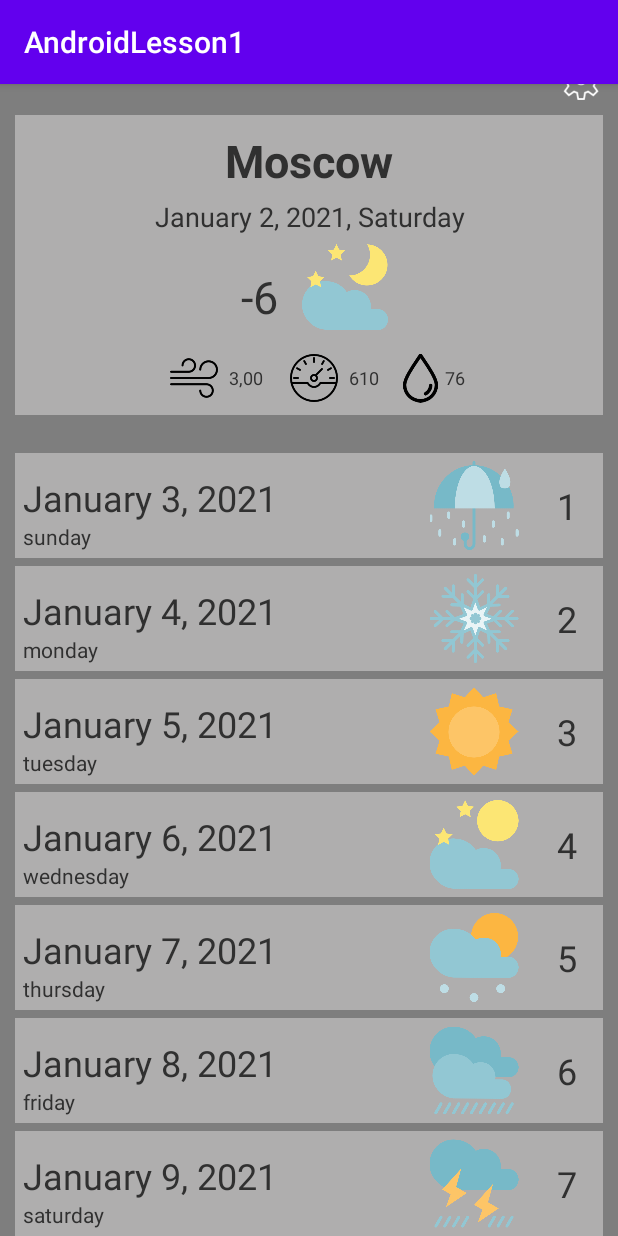
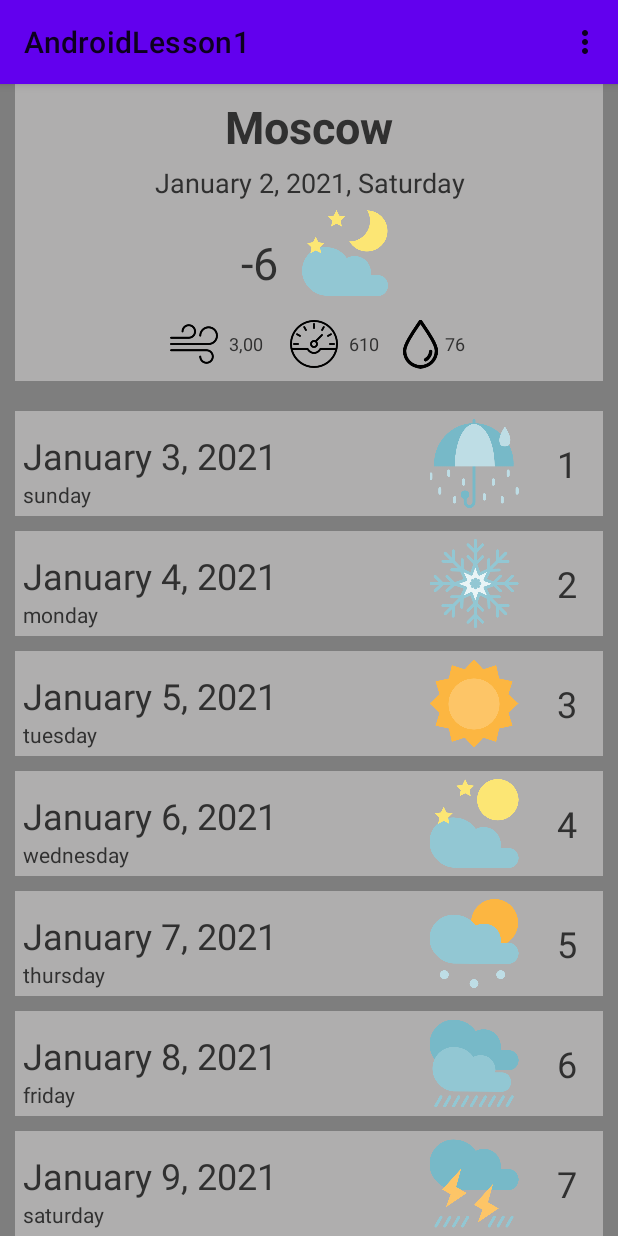
Before and after one commit to NS-762/AndroidLesson1, an Android app: the screen it shows after launch (MainActivity), on a phone screen of 412 x 824 dp. Run offline under Robolectric (Android 15) with nearby library versions, the phone set to English and light mode, and no system bars.

Commit message:
MaterialDesign

```diff
--- a/app/build.gradle
+++ b/app/build.gradle
@@ -40,6 +40,7 @@ dependencies {
     implementation "androidx.recyclerview:recyclerview-selection:1.1.0"
     implementation 'com.google.android.material:material:1.2.1'
 
+
     testImplementation 'junit:junit:4.+'
     androidTestImplementation 'androidx.test.ext:junit:1.1.1'
     androidTestImplementation 'androidx.test.espresso:espresso-core:3.1.0'
--- a/app/src/main/java/com/example/androidlesson1/MainActivity.java
+++ b/app/src/main/java/com/example/androidlesson1/MainActivity.java
@@ -3,10 +3,14 @@ package com.example.androidlesson1;
 import android.content.Intent;
 import android.os.Bundle;
 
+import androidx.annotation.NonNull;
 import androidx.annotation.Nullable;
 import androidx.fragment.app.FragmentTransaction;
 import androidx.appcompat.app.AppCompatActivity;
 
+import android.view.Menu;
+import android.view.MenuInflater;
+import android.view.MenuItem;
 import android.view.View;
 
 import com.example.androidlesson1.WorkingWithFragments.FragmentBottom;
@@ -62,7 +66,27 @@ public class MainActivity extends AppCompatActivity implements Constants, Publis
         return;
     }
 
-  /*
+    @Override
+    public boolean onCreateOptionsMenu(Menu menu) {
+
+        MenuInflater inflater = getMenuInflater();
+        inflater.inflate(R.menu.main_menu, menu);
+        return true;
+    }
+
+    @Override
+    public boolean onOptionsItemSelected(@NonNull MenuItem item) { //обработка нажатий на пункты меню
+
+        int id = item.getItemId();
+        if (id == R.id.menu_settings) {
+            Intent intent = new Intent(getApplicationContext(), SettingsActivity.class); //создание интента для окна настроек
+            startActivityForResult(intent, REQUEST_SETTINGS_ACTIVITY); //отправить интент и указать константу окна-отрпавителя
+        }
+
+        return super.onOptionsItemSelected(item);
+    }
+
+    /*
     @Override
     protected void onRestoreInstanceState(@NonNull Bundle savedInstanceState) { //загрузка состояния окна
         super.onRestoreInstanceState(savedInstanceState);
--- a/app/src/main/java/com/example/androidlesson1/WorkingWithRecyclerView/SocnetAdapter.java
+++ b/app/src/main/java/com/example/androidlesson1/WorkingWithRecyclerView/SocnetAdapter.java
@@ -12,6 +12,7 @@ import androidx.recyclerview.widget.RecyclerView;
 
 import com.example.androidlesson1.R;
 import com.example.androidlesson1.WorkingWithFragments.ItemClickListener;
+import com.google.android.material.snackbar.Snackbar;
 
 public class SocnetAdapter extends RecyclerView.Adapter<SocnetAdapter.ViewHolder> {
 
@@ -66,6 +67,8 @@ public class SocnetAdapter extends RecyclerView.Adapter<SocnetAdapter.ViewHolder
                             dayOfWeek.getText().toString(),
                             temperature.getText().toString(),
                             weatherPicture.getDrawable());
+                    Snackbar.make(itemView, "Сохранение настроек", Snackbar.LENGTH_SHORT)
+                            .setAction("Action", null).show();
                 }
             });
 
--- a/app/src/main/res/layout/activity_main.xml
+++ b/app/src/main/res/layout/activity_main.xml
@@ -6,25 +6,33 @@
     android:layout_height="match_parent"
     tools:context=".MainActivity" >
 
+<!--    <com.google.android.material.appbar.AppBarLayout
+        android:id="@+id/appBarLayout"
+        android:layout_width="match_parent"
+        android:layout_height="wrap_content"
+        app:layout_constraintEnd_toEndOf="parent"
+        app:layout_constraintStart_toStartOf="parent"
+        app:layout_constraintTop_toTopOf="parent">
+
+        <androidx.appcompat.widget.Toolbar
+            android:id="@+id/toolbar"
+            android:layout_width="match_parent"
+            android:layout_height="?attr/actionBarSize"
+            android:background="?attr/colorPrimary" />
+
+    </com.google.android.material.appbar.AppBarLayout>-->
+
     <ScrollView
+        android:id="@+id/scrollView2"
         android:layout_width="match_parent"
-        android:layout_height="match_parent">
+        android:layout_height="match_parent"
+        app:layout_constraintTop_toTopOf="parent">
 
         <LinearLayout
             android:layout_width="match_parent"
             android:layout_height="wrap_content"
             android:background="#7E7E7E"
             android:orientation="vertical">
-
-            <ImageView
-                android:id="@+id/ImageSettings"
-                android:layout_width="29dp"
-                android:layout_height="28dp"
-                android:layout_gravity="end"
-                android:layout_marginTop="10dp"
-                android:layout_marginEnd="10dp"
-                android:onClick="onClickImageSettings"
-                app:srcCompat="@drawable/settings2" />
 
             <FrameLayout
                 android:id="@+id/container_top"
@@ -36,7 +44,10 @@
                 android:id="@+id/container_bottom"
                 android:layout_width="match_parent"
                 android:layout_height="wrap_content"
-                android:layout_margin="10dp"></FrameLayout>
+                android:layout_marginStart="10dp"
+                android:layout_marginLeft="10dp"
+                android:layout_marginEnd="10dp"
+                android:layout_marginRight="10dp"></FrameLayout>
 
         </LinearLayout>
     </ScrollView>
--- a/app/src/main/res/layout/fragment_bottom.xml
+++ b/app/src/main/res/layout/fragment_bottom.xml
@@ -9,6 +9,7 @@
     android:orientation="vertical">
 
 
+
     <androidx.recyclerview.widget.RecyclerView
         android:id="@+id/recycler_view"
         android:layout_width="match_parent"
--- a/app/src/main/res/layout/item.xml
+++ b/app/src/main/res/layout/item.xml
@@ -9,7 +9,7 @@
         android:id="@+id/linear_layout_in_item"
         android:layout_width="match_parent"
         android:layout_height="70dp"
-        android:layout_marginTop="5dp"
+        android:layout_marginTop="10dp"
 
         android:background="@color/background_dark"
         android:orientation="horizontal"
--- /dev/null
+++ b/app/src/main/res/menu/main_menu.xml
@@ -0,0 +1,8 @@
+<?xml version="1.0" encoding="utf-8"?>
+<menu xmlns:android="http://schemas.android.com/apk/res/android">
+
+
+    <item android:title="@string/settings"
+        android:id="@+id/menu_settings"/>
+
+</menu>
--- a/app/src/main/res/values-night/themes.xml
+++ b/app/src/main/res/values-night/themes.xml
@@ -1,6 +1,6 @@
 <resources xmlns:tools="http://schemas.android.com/tools">
     <!-- Base application theme. -->
-    <style name="Theme.AndroidLesson1" parent="Theme.AppCompat.Light.DarkActionBar">
+    <style name="Theme.AndroidLesson1" parent="Theme.MaterialComponents.Light">
         <!-- Primary brand color. -->
         <item name="colorPrimary">@color/purple_200</item>
         <item name="colorPrimaryDark">@color/purple_700</item>
--- a/app/src/main/res/values/themes.xml
+++ b/app/src/main/res/values/themes.xml
@@ -1,10 +1,16 @@
 <resources xmlns:tools="http://schemas.android.com/tools">
     <!-- Base application theme. -->
-    <style name="Theme.AndroidLesson1" parent="Theme.AppCompat.Light.DarkActionBar">
+    <style name="Theme.AndroidLesson1" parent="Theme.MaterialComponents.Light">
         <!-- Primary brand color. -->
         <item name="colorPrimary">@color/purple_500</item>
         <item name="colorPrimaryDark">@color/purple_700</item>
         <item name="colorAccent">@color/teal_200</item>
         <!-- Customize your theme here. -->
     </style>
+
+    <style name="MyBigText" parent="Theme.MaterialComponents.Light">
+        <item name="colorPrimary">@color/background_light</item>
+        <item name="colorPrimaryDark">@color/background_dark</item>
+        <item name="android:textColor">@color/text_color</item>
+    </style>
 </resources>
```
Also changed, not shown: app/src/main/java/com/example/androidlesson1/BaseActivity.java (added, +19 -0 lines), app/src/main/java/com/example/androidlesson1/SettingsActivity.java (+6 -1 lines), app/src/main/res/layout/activity_settings.xml (+29 -10 lines), app/src/main/res/values/strings.xml (+10 -0 lines), 1 other file.
